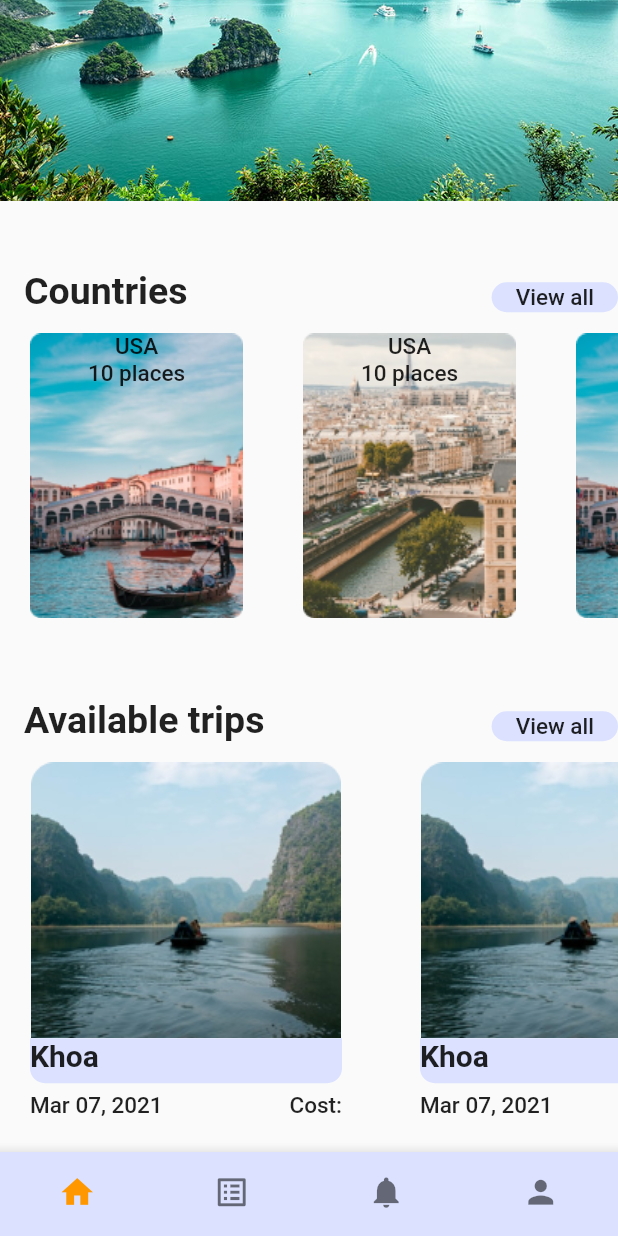
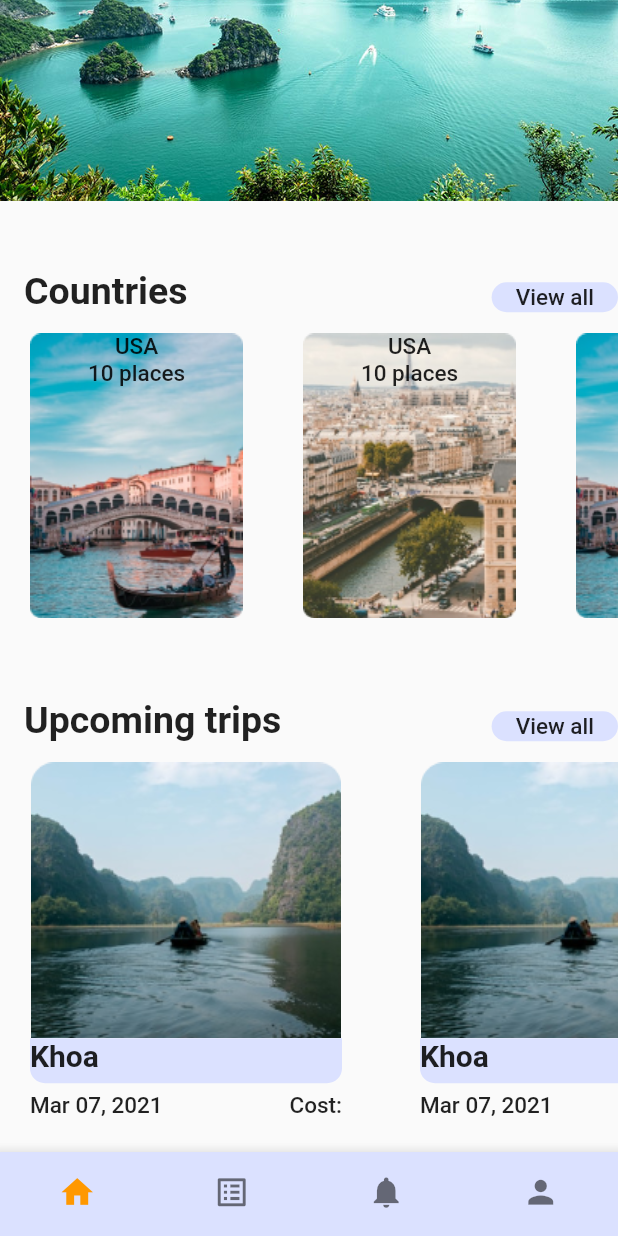
Before and after one commit to phkhanhtrinh23/livel_application, a Flutter app: the HomeScreen screen opened directly, scrolled down 485 dp, on a phone screen of 412 x 824 dp. Run offline on Flutter 3.47's test engine with Material 2 defaults, Android fonts, the phone set to English and light mode, and no system bars; our stand-ins replace firebase_auth, firebase_core, flutter_signin_button, google_sign_in, permission_handler; missing offline and left inert: agora_rtc_engine; accounts and stored records are empty.

Commit message:
modified a bit

```diff
--- a/lib/home_screens/components/home.dart
+++ b/lib/home_screens/components/home.dart
@@ -136,7 +136,7 @@ class MainHome extends StatelessWidget {
                 bottom: 8.0,
               ),
               child: Text(
-                'Available trips',
+                'Upcoming trips',
                 style: TextStyle(
                   fontSize: 25,
                   fontWeight: FontWeight.bold,
```
